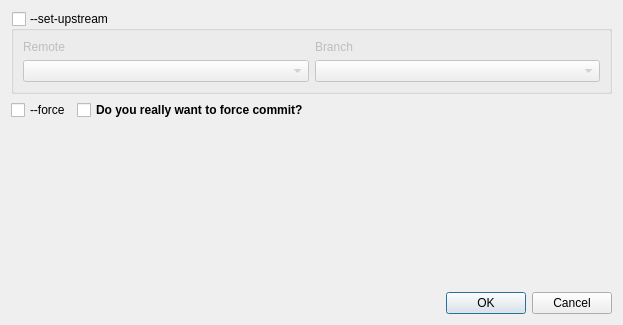
First picture: the form in src/PushDialog.ui, repository soramimi/Guitar, before the edit.
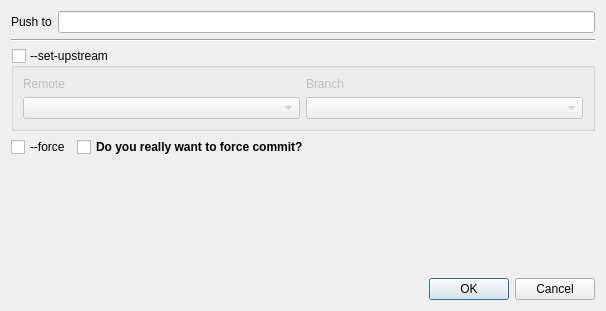
Second picture: the form after the edit. Custom widgets are drawn as their Qt base class.

Commit message: Display push URL in `PushDialog` interface

```diff
--- a/src/PushDialog.ui
+++ b/src/PushDialog.ui
@@ -6,14 +6,35 @@
    <rect>
     <x>0</x>
     <y>0</y>
-    <width>623</width>
-    <height>325</height>
+    <width>606</width>
+    <height>311</height>
    </rect>
   </property>
   <property name="windowTitle">
    <string>Push</string>
   </property>
   <layout class="QVBoxLayout" name="verticalLayout">
+   <item>
+    <layout class="QHBoxLayout" name="horizontalLayout_3">
+     <item>
+      <widget class="QLabel" name="label_3">
+       <property name="text">
+        <string>Push to</string>
+       </property>
+      </widget>
+     </item>
+     <item>
+      <widget class="ReadOnlyLineEdit" name="lineEdit_url"/>
+     </item>
+    </layout>
+   </item>
+   <item>
+    <widget class="Line" name="line">
+     <property name="orientation">
+      <enum>Qt::Orientation::Horizontal</enum>
+     </property>
+    </widget>
+   </item>
    <item>
     <widget class="QGroupBox" name="groupBox_set_upstream">
      <property name="title">
@@ -124,6 +145,13 @@
    </item>
   </layout>
  </widget>
+ <customwidgets>
+  <customwidget>
+   <class>ReadOnlyLineEdit</class>
+   <extends>QLineEdit</extends>
+   <header>ReadOnlyLineEdit.h</header>
+  </customwidget>
+ </customwidgets>
  <resources/>
  <connections>
   <connection>
```
Left out of the diff: 4 changed lines with no effect on the pictures. The commit also changes 3 other files.
